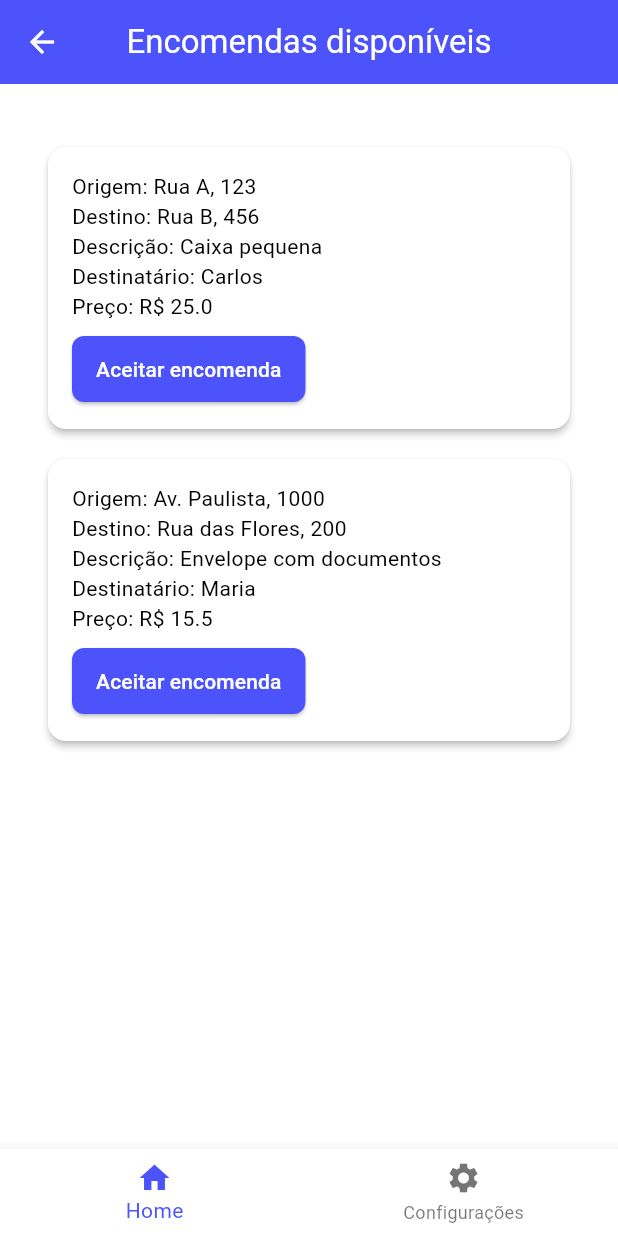
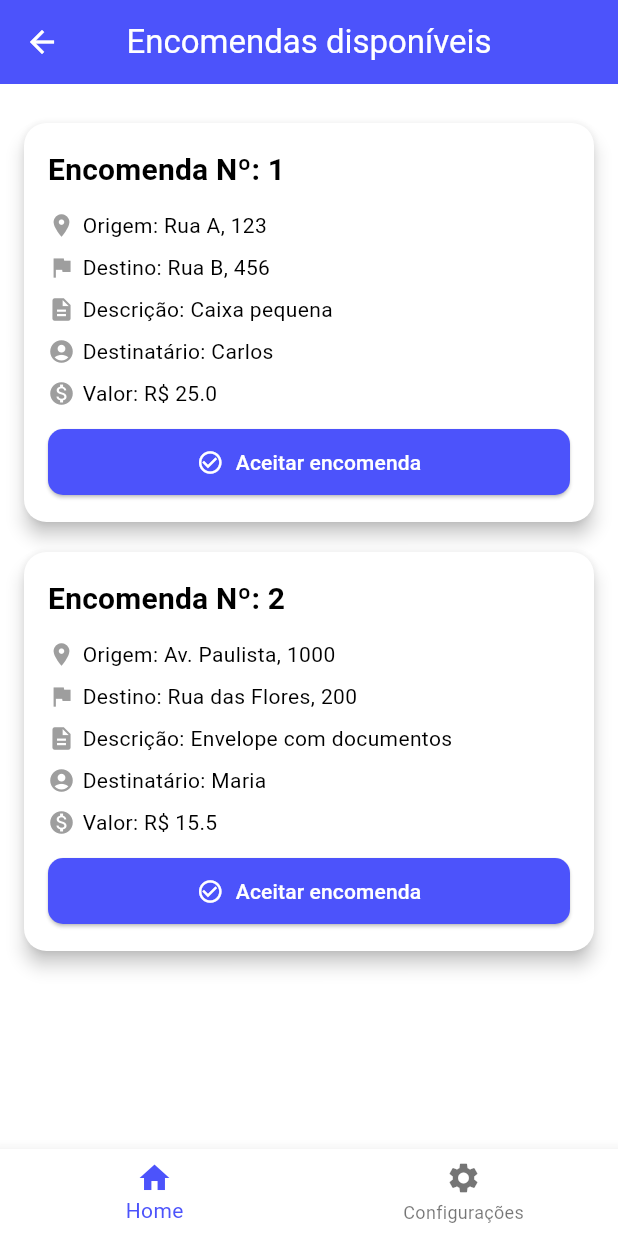
Before and after one commit to oarthurfc/delivery-app, a Flutter app: the GetOrderScreen screen opened directly, on a phone screen of 412 x 824 dp. Run offline on Flutter 3.47's test engine with Material 3 defaults, Android fonts, the phone set to English and light mode, and no system bars; our stand-ins replace flutter_map, latlong2, shared_preferences; accounts and stored records are empty.

Commit message:
style: adiciona ícones nos cards de entregas #15

```diff
--- a/lib/screens/driver/driver_get_orders.dart
+++ b/lib/screens/driver/driver_get_orders.dart
@@ -1,5 +1,6 @@
 import 'package:flutter/material.dart';
 import '../../widgets/common/app_bar_widget.dart';
+
 class GetOrderScreen extends StatelessWidget {
   const GetOrderScreen({super.key});
 
@@ -22,27 +23,99 @@ class GetOrderScreen extends StatelessWidget {
     },
   ];
 
-  Widget buildOrderCard(Map<String, dynamic> encomenda) {
+  Widget buildOrderCard(BuildContext context, Map<String, dynamic> encomenda) {
+    final textTheme = Theme.of(context).textTheme;
+
     return Card(
-      elevation: 2,
+      elevation: 5,
       margin: const EdgeInsets.symmetric(vertical: 10),
+      shape: RoundedRectangleBorder(
+        borderRadius: BorderRadius.circular(15),
+      ),
       child: Padding(
         padding: const EdgeInsets.all(16),
         child: Column(
           crossAxisAlignment: CrossAxisAlignment.start,
           children: [
-            Text('Origem: ${encomenda['origem']}'),
-            Text('Destino: ${encomenda['destino']}'),
-            Text('Descrição: ${encomenda['descricao']}'),
-            Text('Destinatário: ${encomenda['destinatario']}'),
-            Text('Preço: R\$ ${encomenda['preco']}'),
+            Text(
+              'Encomenda Nº: ${encomenda['id']}',
+              style: textTheme.titleMedium?.copyWith(
+                fontWeight: FontWeight.bold,
+                fontSize: 20,
+              ),
+            ),
+            const SizedBox(height: 12),
+            Row(
+              children: [
+                const Icon(Icons.location_on, size: 18, color: Colors.grey),
+                const SizedBox(width: 5),
+                Text(
+                  'Origem: ${encomenda['origem']}',
+                  style: textTheme.bodyMedium,
+                ),
+              ],
+            ),
             const SizedBox(height: 8),
-            ElevatedButton(
-              onPressed: () {
-                // Ação para aceitar a encomenda
-              },
-              child: const Text('Aceitar encomenda'),
+            Row(
+              children: [
+                const Icon(Icons.flag, size: 18, color: Colors.grey),
+                const SizedBox(width: 5),
+                Text(
+                  'Destino: ${encomenda['destino']}',
+                  style: textTheme.bodyMedium,
+                ),
+              ],
             ),
+            const SizedBox(height: 8),
+            Row(
+              children: [
+                const Icon(Icons.description, size: 18, color: Colors.grey),
+                const SizedBox(width: 5),
+                Text(
+                  'Descrição: ${encomenda['descricao']}',
+                  style: textTheme.bodyMedium,
+                ),
+              ],
+            ),
+            const SizedBox(height: 8),
+            Row(
+              children: [
+                const Icon(Icons.account_circle, size: 18, color: Colors.grey),
+                const SizedBox(width: 5),
+                Text(
+                  'Destinatário: ${encomenda['destinatario']}',
+                  style: textTheme.bodyMedium,
+                ),
+              ],
+            ),
+            const SizedBox(height: 8),
+            Row(
+              children: [
+                const Icon(Icons.monetization_on, size: 18, color: Colors.grey),
+                const SizedBox(width: 5),
+                Text(
+                  'Valor: R\$ ${encomenda['preco']}',
+                  style: textTheme.bodyMedium,
+                ),
+              ],
+            ),
+            const SizedBox(height: 12),
+            SizedBox(
+              width: double.infinity,
+              child: ElevatedButton.icon(
+                onPressed: () {
+                  // Ação para aceitar a encomenda
+                },
+                icon: const Icon(Icons.check_circle_outline),
+                label: const Text('Aceitar encomenda'),
+                style: ElevatedButton.styleFrom(
+                  padding: const EdgeInsets.symmetric(vertical: 12),
+                  shape: RoundedRectangleBorder(
+                    borderRadius: BorderRadius.circular(10),
+                  ),
+                ),
+              ),
+            )
           ],
         ),
       ),
@@ -61,10 +134,12 @@ class GetOrderScreen extends StatelessWidget {
         ),
       ),
       body: SingleChildScrollView(
-        padding: const EdgeInsets.all(32.0),
+        padding: const EdgeInsets.all(16.0),
         child: Column(
           crossAxisAlignment: CrossAxisAlignment.stretch,
-          children: mockOrders.map(buildOrderCard).toList(),
+          children: mockOrders
+              .map((encomenda) => buildOrderCard(context, encomenda))
+              .toList(),
         ),
       ),
       bottomNavigationBar: AppBottomNavBar(
```
